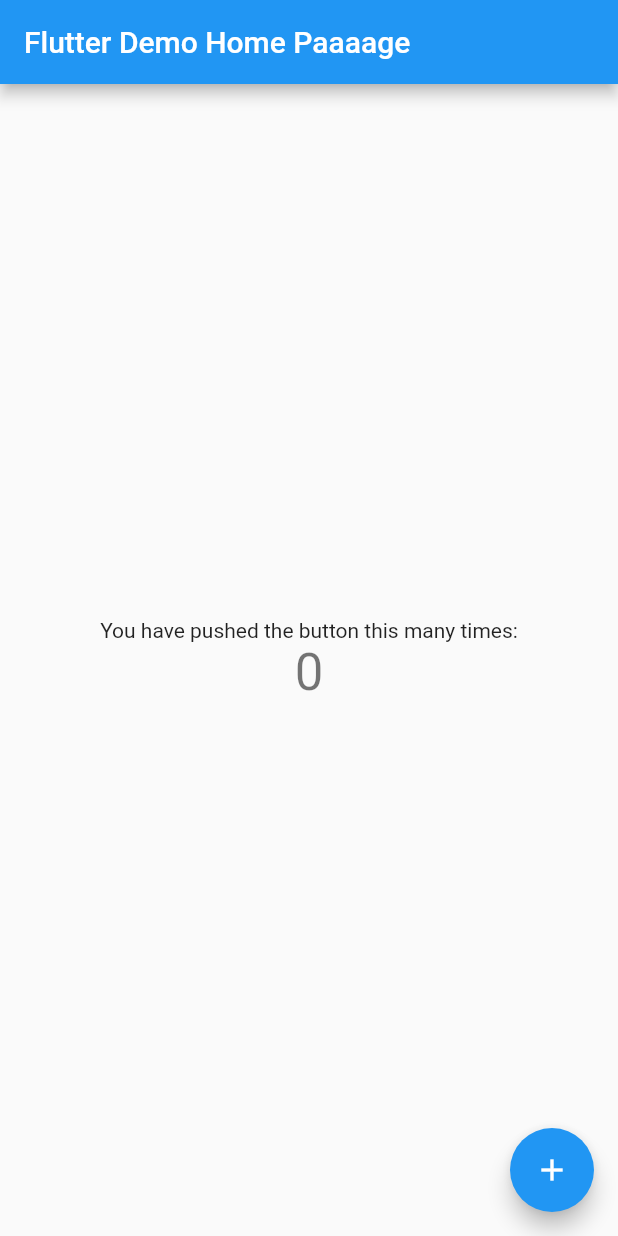
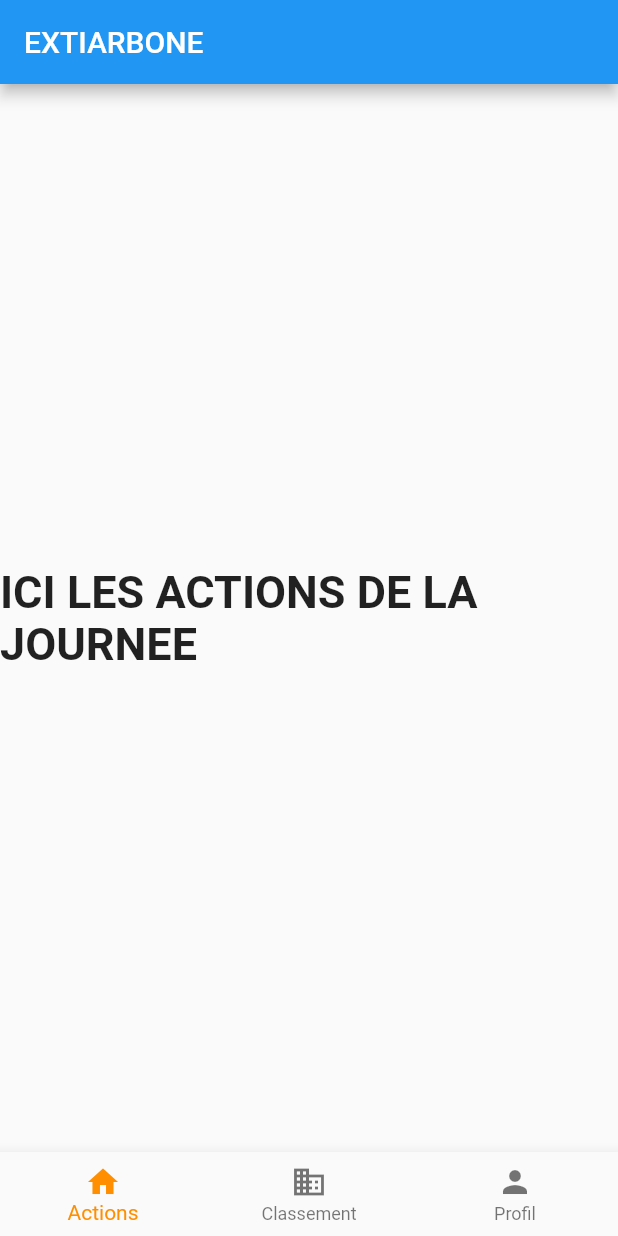
Before and after one commit to EXTIARBONE/extiarbone_flutter, a Flutter app: the screen it shows after launch, on a phone screen of 412 x 824 dp. Run offline on Flutter 3.47's test engine with Material 2 defaults, Android fonts, the phone set to English and light mode, and no system bars.

Commit message:
ajout de la navbar

```diff
--- a/lib/main.dart
+++ b/lib/main.dart
@@ -1,115 +1,81 @@
 import 'package:flutter/material.dart';
 
-void main() {
-  runApp(const MyApp());
-}
+void main() => runApp(const MyApp());
 
 class MyApp extends StatelessWidget {
   const MyApp({super.key});
 
-  // This widget is the root of your application.
+  static const String _title = 'Flutter Code Sample';
+
   @override
   Widget build(BuildContext context) {
-    return MaterialApp(
-      title: 'Flutter Demo',
-      theme: ThemeData(
-        // This is the theme of your application.
-        //
-        // Try running your application with "flutter run". You'll see the
-        // application has a blue toolbar. Then, without quitting the app, try
-        // changing the primarySwatch below to Colors.green and then invoke
-        // "hot reload" (press "r" in the console where you ran "flutter run",
-        // or simply save your changes to "hot reload" in a Flutter IDE).
-        // Notice that the counter didn't reset back to zero; the application
-        // is not restarted.
-        primarySwatch: Colors.blue,
-      ),
-      home: const MyHomePage(title: 'Flutter Demo Home Paaaage'),
+    return const MaterialApp(
+      title: _title,
+      home: MyStatefulWidget(),
     );
   }
 }
 
-class MyHomePage extends StatefulWidget {
-  const MyHomePage({super.key, required this.title});
-
-  // This widget is the home page of your application. It is stateful, meaning
-  // that it has a State object (defined below) that contains fields that affect
-  // how it looks.
-
-  // This class is the configuration for the state. It holds the values (in this
-  // case the title) provided by the parent (in this case the App widget) and
-  // used by the build method of the State. Fields in a Widget subclass are
-  // always marked "final".
-
-  final String title;
+class MyStatefulWidget extends StatefulWidget {
+  const MyStatefulWidget({super.key});
 
   @override
-  State<MyHomePage> createState() => _MyHomePageState();
+  State<MyStatefulWidget> createState() => _MyStatefulWidgetState();
 }
 
-class _MyHomePageState extends State<MyHomePage> {
-  int _counter = 0;
+class _MyStatefulWidgetState extends State<MyStatefulWidget> {
+  int _selectedIndex = 0;
+  static const TextStyle optionStyle =
+      TextStyle(fontSize: 30, fontWeight: FontWeight.bold);
+  static const List<Widget> _widgetOptions = <Widget>[
+    Text(
+      'ICI LES ACTIONS DE LA JOURNEE',
+      style: optionStyle,
+    ),
+    Text(
+      'ICI LE CLASSEMENT DES SALARIES',
+      style: optionStyle,
+    ),
+    Text(
+      'PROFIL DU USER',
+      style: optionStyle,
+    ),
+  ];
 
-  void _incrementCounter() {
+  void _onItemTapped(int index) {
     setState(() {
-      // This call to setState tells the Flutter framework that something has
-      // changed in this State, which causes it to rerun the build method below
-      // so that the display can reflect the updated values. If we changed
-      // _counter without calling setState(), then the build method would not be
-      // called again, and so nothing would appear to happen.
-      _counter++;
+      _selectedIndex = index;
     });
   }
 
   @override
   Widget build(BuildContext context) {
-    // This method is rerun every time setState is called, for instance as done
-    // by the _incrementCounter method above.
-    //
-    // The Flutter framework has been optimized to make rerunning build methods
-    // fast, so that you can just rebuild anything that needs updating rather
-    // than having to individually change instances of widgets.
     return Scaffold(
       appBar: AppBar(
-        // Here we take the value from the MyHomePage object that was created by
-        // the App.build method, and use it to set our appbar title.
-        title: Text(widget.title),
+        title: const Text('EXTIARBONE'),
       ),
       body: Center(
-        // Center is a layout widget. It takes a single child and positions it
-        // in the middle of the parent.
-        child: Column(
-          // Column is also a layout widget. It takes a list of children and
-          // arranges them vertically. By default, it sizes itself to fit its
-          // children horizontally, and tries to be as tall as its parent.
-          //
-          // Invoke "debug painting" (press "p" in the console, choose the
-          // "Toggle Debug Paint" action from the Flutter Inspector in Android
-          // Studio, or the "Toggle Debug Paint" command in Visual Studio Code)
-          // to see the wireframe for each widget.
-          //
-          // Column has various properties to control how it sizes itself and
-          // how it positions its children. Here we use mainAxisAlignment to
-          // center the children vertically; the main axis here is the vertical
-          // axis because Columns are vertical (the cross axis would be
-          // horizontal).
-          mainAxisAlignment: MainAxisAlignment.center,
-          children: <Widget>[
-            const Text(
-              'You have pushed the button this many times:',
-            ),
-            Text(
-              '$_counter',
-              style: Theme.of(context).textTheme.headlineMedium,
-            ),
-          ],
-        ),
+        child: _widgetOptions.elementAt(_selectedIndex),
       ),
-      floatingActionButton: FloatingActionButton(
-        onPressed: _incrementCounter,
-        tooltip: 'Increment',
-        child: const Icon(Icons.add),
-      ), // This trailing comma makes auto-formatting nicer for build methods.
+      bottomNavigationBar: BottomNavigationBar(
+        items: const <BottomNavigationBarItem>[
+          BottomNavigationBarItem(
+            icon: Icon(Icons.home),
+            label: 'Actions',
+          ),
+          BottomNavigationBarItem(
+            icon: Icon(Icons.business),
+            label: 'Classement',
+          ),
+          BottomNavigationBarItem(
+            icon: Icon(Icons.person),
+            label: 'Profil',
+          ),
+        ],
+        currentIndex: _selectedIndex,
+        selectedItemColor: Colors.amber[800],
+        onTap: _onItemTapped,
+      ),
     );
   }
 }
```
